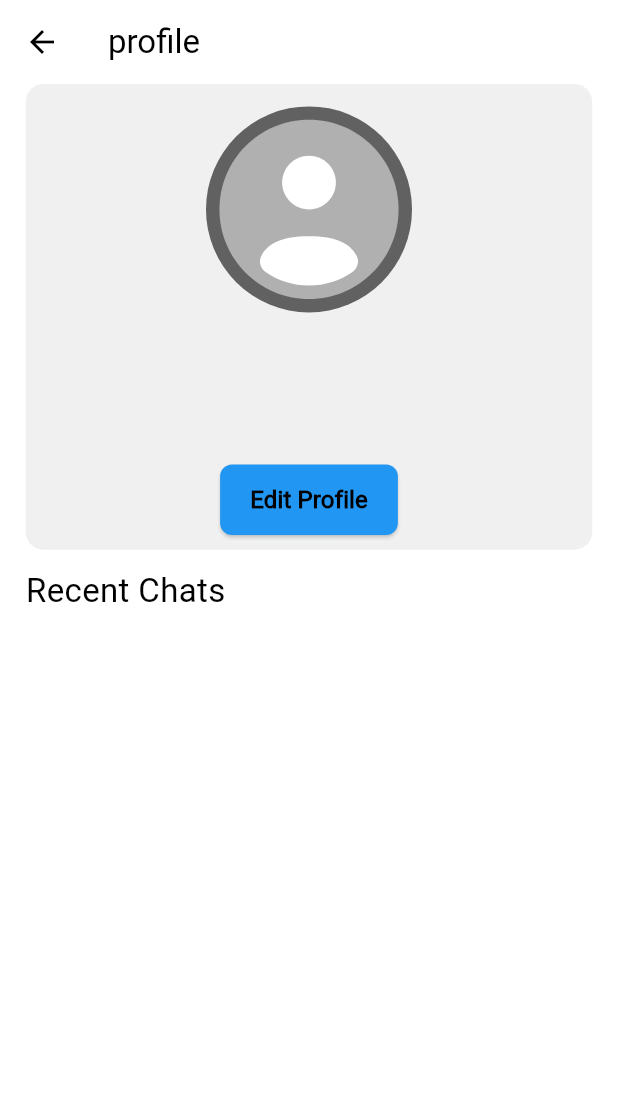
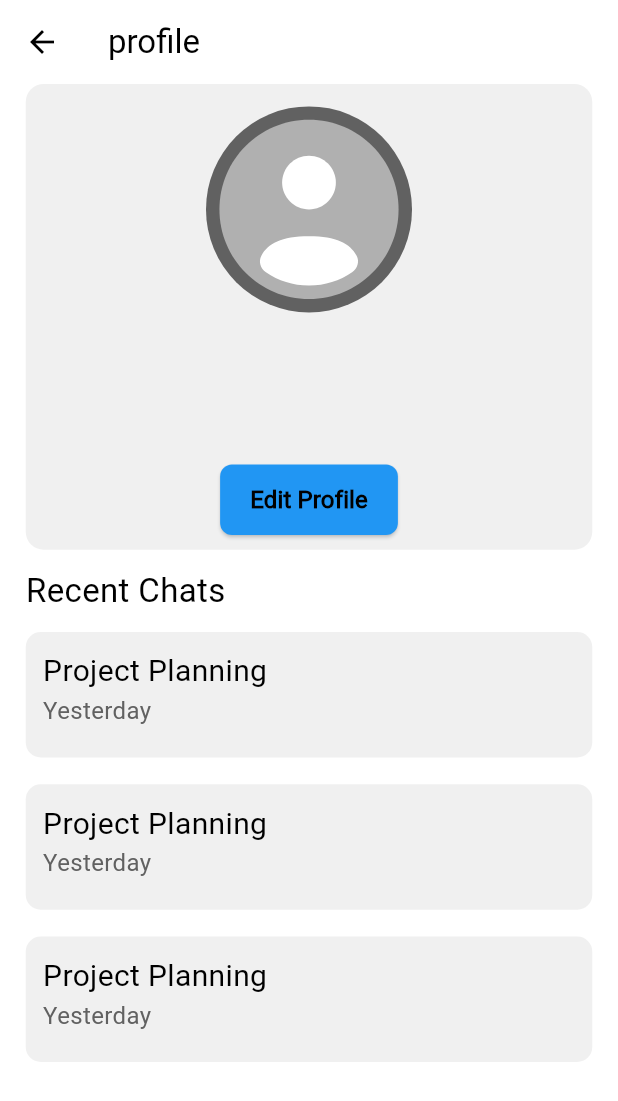
Before and after one commit to yasinowo/chatgpt-with-flutter, a Flutter app: the ProfileScreen screen opened by its route, on a phone screen of 412 x 824 dp. Shown: the top 1101 px of the screen. Run offline on Flutter 3.47's test engine with Material 3 defaults, Android fonts, the phone set to English and light mode, and no system bars; our stand-ins replace animated_text_kit, bloc, dio, flutter_bloc, flutter_screenutil, flutter_svg and 4 more; missing offline and left inert: clipboard, gpt_markdown, stream_typewriter_text; accounts and stored records are empty.

Commit message:
final profile screen for now

```diff
--- a/lib/screens/profile_screen.dart
+++ b/lib/screens/profile_screen.dart
@@ -76,11 +76,97 @@ class ProfileScreen extends StatelessWidget {
                     alignment: Alignment.centerLeft,
                     child: Text('Recent Chats',
                         style: MyFonts.bodyLarge
-                            .copyWith(color: theme.colorScheme.tertiary)))
+                            .copyWith(color: theme.colorScheme.tertiary))),
+                SizedBox(height: 10.h),
+                historyBox(theme),
+                SizedBox(height: 15.h),
+                historyBox2(theme), SizedBox(height: 15.h),
+                historyBox3(theme)
               ],
             ),
           ),
         ),
+      ),
+    );
+  }
+
+  Container historyBox(ThemeData theme) {
+    return Container(
+      width: 340.w,
+      height: 70.h,
+      padding: EdgeInsets.symmetric(horizontal: 10.w, vertical: 10.h),
+      decoration: BoxDecoration(
+          borderRadius: BorderRadius.all(
+            Radius.circular(10),
+          ),
+          color: theme.colorScheme.inversePrimary),
+      child: Column(
+        crossAxisAlignment: CrossAxisAlignment.start,
+        children: [
+          Text(
+            'Project Planning',
+            style: MyFonts.bodyMedium.copyWith(
+                color: theme.colorScheme.tertiary, fontWeight: FontWeight.w500),
+          ),
+          Text(
+            'Yesterday',
+            style: MyFonts.bodySmall.copyWith(color: theme.colorScheme.primary),
+          )
+        ],
+      ),
+    );
+  }
+
+  Container historyBox2(ThemeData theme) {
+    return Container(
+      width: 340.w,
+      height: 70.h,
+      padding: EdgeInsets.symmetric(horizontal: 10.w, vertical: 10.h),
+      decoration: BoxDecoration(
+          borderRadius: BorderRadius.all(
+            Radius.circular(10),
+          ),
+          color: theme.colorScheme.inversePrimary),
+      child: Column(
+        crossAxisAlignment: CrossAxisAlignment.start,
+        children: [
+          Text(
+            'Project Planning',
+            style: MyFonts.bodyMedium.copyWith(
+                color: theme.colorScheme.tertiary, fontWeight: FontWeight.w500),
+          ),
+          Text(
+            'Yesterday',
+            style: MyFonts.bodySmall.copyWith(color: theme.colorScheme.primary),
+          )
+        ],
+      ),
+    );
+  }
+
+  Container historyBox3(ThemeData theme) {
+    return Container(
+      width: 340.w,
+      height: 70.h,
+      padding: EdgeInsets.symmetric(horizontal: 10.w, vertical: 10.h),
+      decoration: BoxDecoration(
+          borderRadius: BorderRadius.all(
+            Radius.circular(10),
+          ),
+          color: theme.colorScheme.inversePrimary),
+      child: Column(
+        crossAxisAlignment: CrossAxisAlignment.start,
+        children: [
+          Text(
+            'Project Planning',
+            style: MyFonts.bodyMedium.copyWith(
+                color: theme.colorScheme.tertiary, fontWeight: FontWeight.w500),
+          ),
+          Text(
+            'Yesterday',
+            style: MyFonts.bodySmall.copyWith(color: theme.colorScheme.primary),
+          )
+        ],
       ),
     );
   }
```
